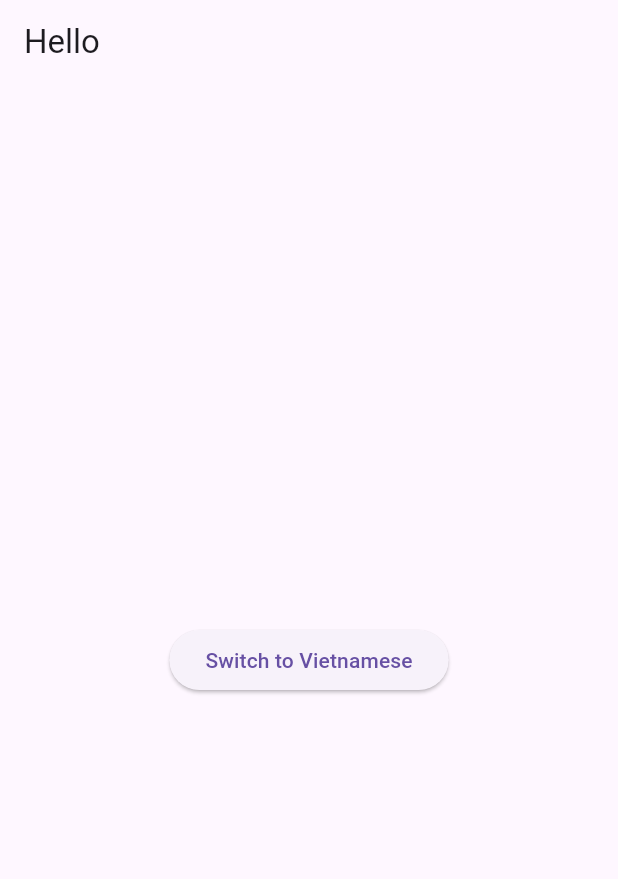
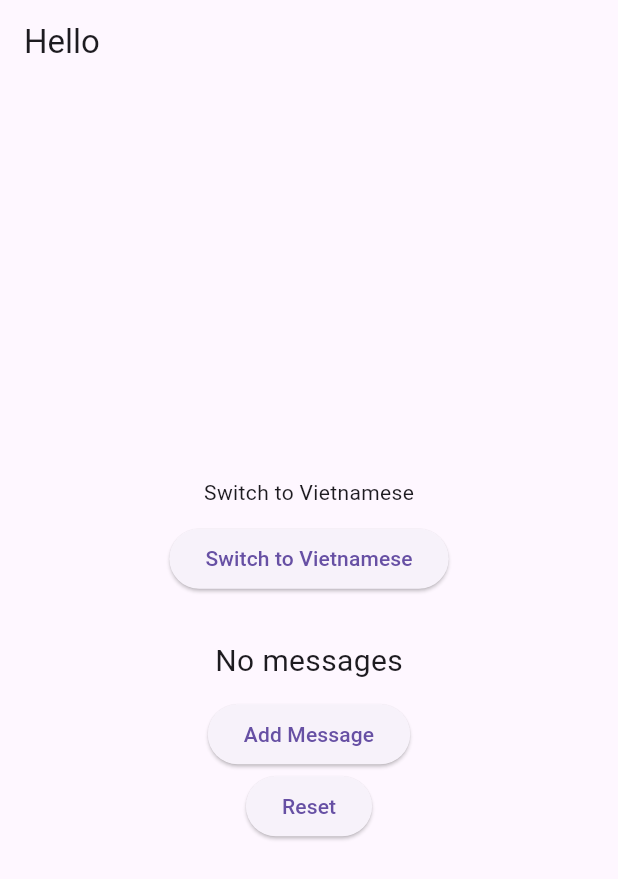
Before and after one commit to letranbason/flutter_multiLang, a Flutter app: the screen it shows after launch, on a phone screen of 412 x 824 dp. Shown: the top 879 px of the screen. Run offline on Flutter 3.47's test engine with Material 3 defaults, Android fonts, the phone set to English and light mode, and no system bars.

Commit message:
advanced file arb

```diff
--- a/lib/l10n/app_en.arb
+++ b/lib/l10n/app_en.arb
@@ -1,4 +1,6 @@
 {
   "title": "Hello",
-  "languageToggle": "Switch to Vietnamese"
+  "languageToggle": "Switch to Vietnamese",
+
+  "messageCount": "{howMany, plural, =0{No messages} =1{only 1 message} other{{howMany} messages}}"
 }
--- a/lib/l10n/app_localizations.dart
+++ b/lib/l10n/app_localizations.dart
@@ -109,6 +109,12 @@ abstract class AppLocalizations {
   /// In en, this message translates to:
   /// **'Switch to Vietnamese'**
   String get languageToggle;
+
+  /// No description provided for @messageCount.
+  ///
+  /// In en, this message translates to:
+  /// **'{howMany, plural, =0{No messages} =1{only 1 message} other{{howMany} messages}}'**
+  String messageCount(num howMany);
 }
 
 class _AppLocalizationsDelegate
--- a/lib/l10n/app_localizations_en.dart
+++ b/lib/l10n/app_localizations_en.dart
@@ -13,4 +13,16 @@ class AppLocalizationsEn extends AppLocalizations {
 
   @override
   String get languageToggle => 'Switch to Vietnamese';
+
+  @override
+  String messageCount(num howMany) {
+    String _temp0 = intl.Intl.pluralLogic(
+      howMany,
+      locale: localeName,
+      other: '$howMany messages',
+      one: 'only 1 message',
+      zero: 'No messages',
+    );
+    return '$_temp0';
+  }
 }
--- a/lib/l10n/app_vi.arb
+++ b/lib/l10n/app_vi.arb
@@ -1,4 +1,6 @@
 {
   "title": "Xin chào",
-  "languageToggle": "Chuyển sang tiếng Anh"
+  "languageToggle": "Chuyển sang tiếng Anh",
+
+  "messageCount": "{howMany, plural, =0{Không có tin nhắn nào} =1{1 tin nhắn duy nhất} other{{howMany} tin nhắn}}"
 }
--- a/lib/main.dart
+++ b/lib/main.dart
@@ -32,21 +32,60 @@ class _MyAppState extends State<MyApp> {
   }
 }
 
-class MyHomePage extends StatelessWidget {
+class MyHomePage extends StatefulWidget {
   final VoidCallback onToggleLanguage;
 
   const MyHomePage({super.key, required this.onToggleLanguage});
 
   @override
+  State<MyHomePage> createState() => _MyHomePageState();
+}
+
+class _MyHomePageState extends State<MyHomePage> {
+  int _messageCount = 0;
+
+  void _incrementMessage() {
+    setState(() {
+      _messageCount++;
+    });
+  }
+
+  void _resetMessage() {
+    setState(() {
+      _messageCount = 0;
+    });
+  }
+
+  @override
   Widget build(BuildContext context) {
-    final localizations = AppLocalizations.of(context)!;
 
     return Scaffold(
-      appBar: AppBar(title: Text(localizations.title)),
+      appBar: AppBar(title: Text(AppLocalizations.of(context)!.title)),
       body: Center(
-        child: ElevatedButton(
-          onPressed: onToggleLanguage,
-          child: Text(localizations.languageToggle),
+        child: Column(
+          mainAxisAlignment: MainAxisAlignment.center,
+          children: [
+            Text(AppLocalizations.of(context)!.languageToggle),
+            const SizedBox(height: 10),
+            ElevatedButton(
+              onPressed: widget.onToggleLanguage,
+              child: Text(AppLocalizations.of(context)!.languageToggle),
+            ),
+            const SizedBox(height: 30),
+            Text(
+              AppLocalizations.of(context)!.messageCount(_messageCount),
+              style: const TextStyle(fontSize: 20),
+            ),
+            const SizedBox(height: 10),
+            ElevatedButton(
+              onPressed: _incrementMessage,
+              child: const Text("Add Message"),
+            ),
+            ElevatedButton(
+              onPressed: _resetMessage,
+              child: const Text("Reset"),
+            ),
+          ],
         ),
       ),
     );
```
Also changed, not shown: lib/l10n/app_localizations_vi.dart (+12 -0 lines), l10n.yaml (line endings or trailing spaces).
